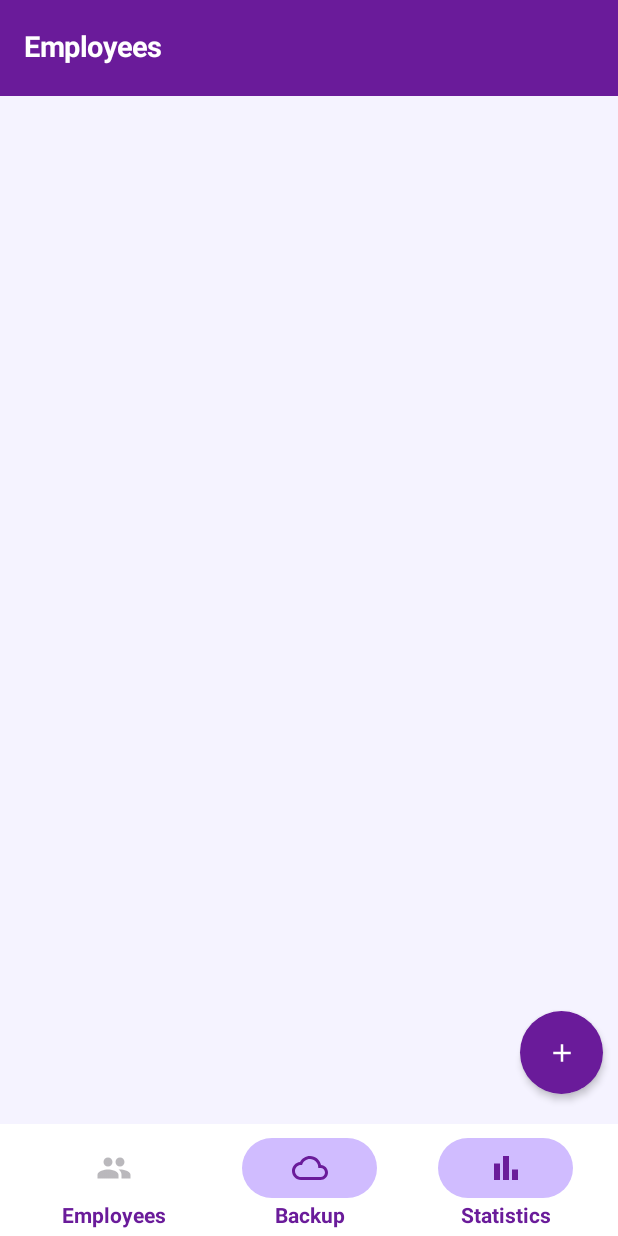
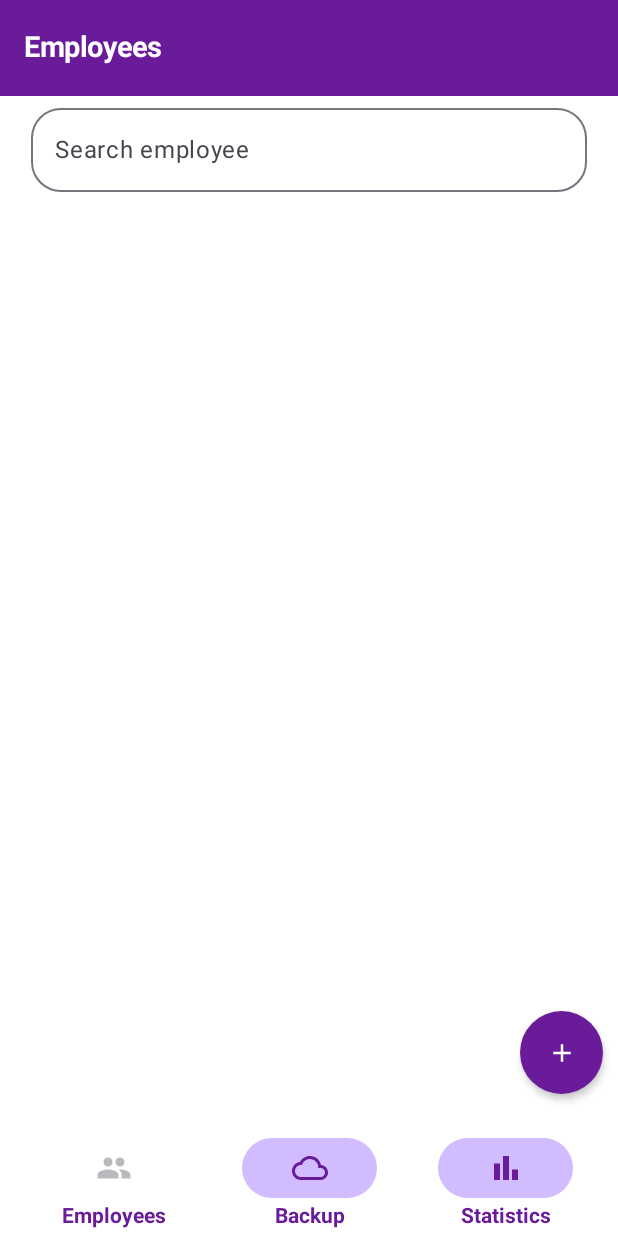
Before and after one commit to brenda-dev001/employee-management-app, an Android app built with Jetpack Compose: the screen it shows after launch (MainActivity), on a phone screen of 412 x 824 dp. Run offline under Robolectric (Android 15) with nearby library versions, the phone set to English and light mode, and no system bars; our stand-ins replace Firebase (no records; nobody signed in at launch, a user with empty details on screens opened directly); libraries missing offline, so code that uses them is left out: com.google.apps.card.

Commit message:
feat: add search bar

```diff
--- a/app/src/main/java/com/example/employee_management_app/ui/screens/HomeScreen.kt
+++ b/app/src/main/java/com/example/employee_management_app/ui/screens/HomeScreen.kt
@@ -17,6 +17,8 @@ import androidx.compose.foundation.layout.width
 import androidx.compose.foundation.lazy.LazyColumn
 import androidx.compose.foundation.lazy.items
 import androidx.compose.foundation.shape.RoundedCornerShape
+import androidx.compose.foundation.text.KeyboardActions
+import androidx.compose.foundation.text.KeyboardOptions
 import androidx.compose.material3.Button
 import androidx.compose.material3.ExperimentalMaterial3Api
 import androidx.compose.material3.Icon
@@ -55,9 +57,15 @@ import androidx.compose.material3.ButtonColors
 import androidx.compose.material3.ButtonDefaults
 import androidx.compose.material3.ButtonElevation
 import androidx.compose.runtime.LaunchedEffect
+import androidx.compose.runtime.getValue
+import androidx.compose.runtime.mutableStateOf
+import androidx.compose.runtime.remember
+import androidx.compose.runtime.setValue
 import androidx.compose.ui.Alignment
 import androidx.compose.ui.graphics.Color.Companion.Red
 import androidx.compose.ui.modifier.modifierLocalConsumer
+import androidx.compose.ui.text.input.ImeAction
+import androidx.compose.ui.text.input.KeyboardType
 import com.example.employee_management_app.ui.theme.Purple80
 import com.example.employee_management_app.ui.theme.TextPrimary
 import com.google.apps.card.v1.OnClick
@@ -71,9 +79,11 @@ fun HomeScreen(
     viewModel: EmployeeViewModel
 ){
 
+    var search by remember { mutableStateOf("") }
+
     Column(
         modifier = Modifier.fillMaxSize()
-            .background(color = Background),
+            .background(color = Surface),
     ) {
         TopAppBar(
             title = { Text("Employees", fontSize = 19.sp, fontWeight = FontWeight.Bold) },
@@ -86,6 +96,27 @@ fun HomeScreen(
         LaunchedEffect(Unit) {
             viewModel.getAll()
         }
+
+        Column(modifier = Modifier.fillMaxWidth(),
+            horizontalAlignment = Alignment.CenterHorizontally
+        ) {
+            OutlinedTextField(modifier = Modifier.fillMaxWidth(.9f),
+                value = search,
+                onValueChange = { search = it },
+                shape = RoundedCornerShape(20.dp),
+                label = {Text("Search employee")},
+                keyboardOptions = KeyboardOptions(
+                    imeAction = ImeAction.Search
+                ),
+                keyboardActions = KeyboardActions(
+                    onSearch = {
+
+                    }
+                )
+            )
+        }
+
+        Spacer(modifier = Modifier.size(10.dp))
 
         LazyColumn() {
             items(viewModel.listEmployees){ employee ->
```
